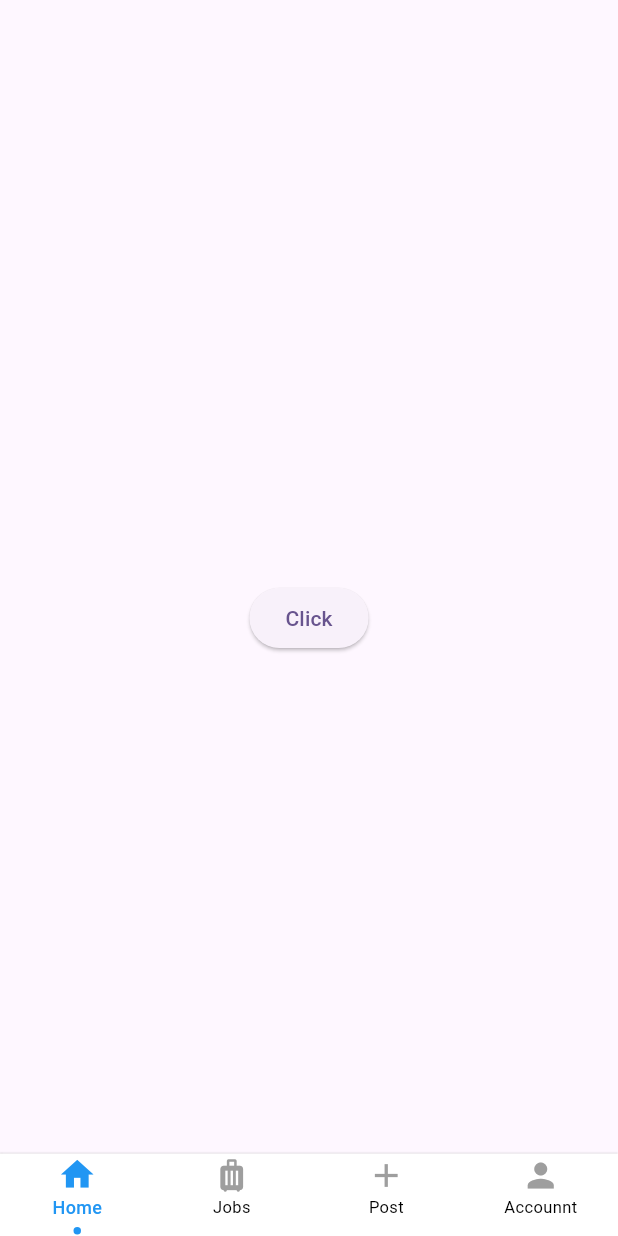
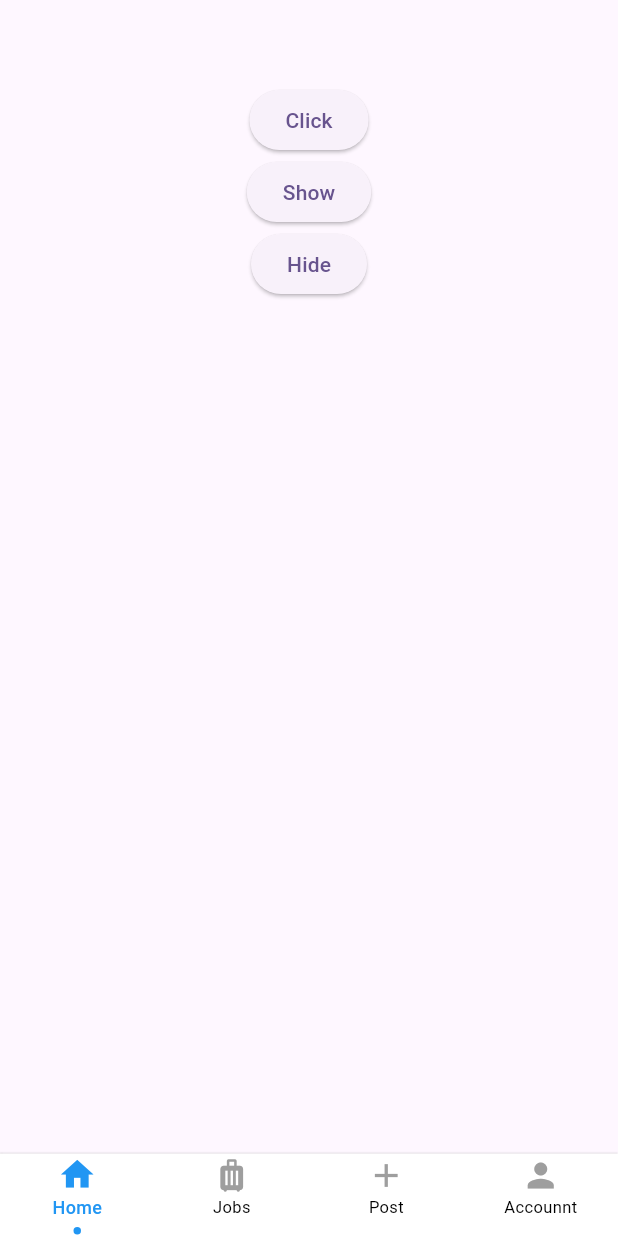
Before and after one commit to minhaz74692/school_community_app, a Flutter app: the screen it shows after launch, after a tap on "Click", on a phone screen of 412 x 824 dp. Run offline on Flutter 3.47's test engine with Material 3 defaults, Android fonts, the phone set to English and light mode, and no system bars; drawn by our look-alikes of persistent_bottom_nav_bar; our stand-ins replace cloud_firestore, firebase_core; accounts and stored records are empty.

Commit message:
navbar final

```diff
--- a/lib/providers/tab_controller_provider.dart
+++ b/lib/providers/tab_controller_provider.dart
@@ -85,4 +85,6 @@ class TabControllerProvider extends ChangeNotifier {
     }
     notifyListeners();
   }
+
+
 }
--- a/lib/tabs/home_screen.dart
+++ b/lib/tabs/home_screen.dart
@@ -1,5 +1,6 @@
 import 'package:cloud_firestore/cloud_firestore.dart';
 import 'package:flutter/material.dart';
+import 'package:sust_app/constants/app_constants.dart';
 
 class HomeScreen extends StatelessWidget {
   const HomeScreen({super.key});
@@ -51,13 +52,31 @@ class HomeScreen extends StatelessWidget {
     }
 
     return Scaffold(
+      appBar: AppBar(),
       body: Center(
-        child: ElevatedButton(
-            onPressed: () {
-              createCustomersCollection()
-                  .then((value) => debugPrint("succcess"));
-            },
-            child: Text("Click")),
+        child: Column(
+          children: [
+            ElevatedButton(
+              onPressed: () {
+                createCustomersCollection()
+                    .then((value) => debugPrint("succcess"));
+              },
+              child: Text("Click"),
+            ),
+            ElevatedButton(
+              onPressed: () {
+                AppConstants.hideNavBar(false, context);
+              },
+              child: Text("Show"),
+            ),
+            ElevatedButton(
+              onPressed: () {
+                AppConstants.hideNavBar(true, context);
+              },
+              child: Text("Hide"),
+            ),
+          ],
+        ),
       ),
     );
   }
```
Also changed, not shown: lib/constants/app_constants.dart (+7 -0 lines).
